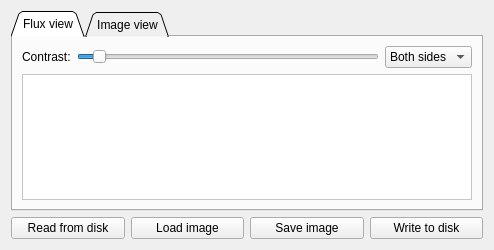
Old version of the form src/gui2/imager.ui in the repository davidgiven/fluxengine.
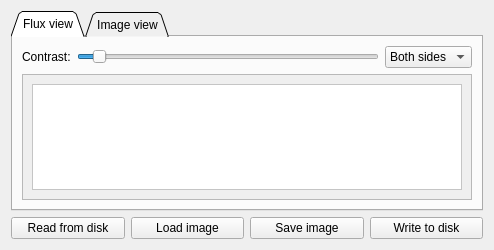
New version of the form. Icons and pictures are not drawn.

Commit message: Put the flux viewer in a scroll area.

```diff
--- a/src/gui2/imager.ui
+++ b/src/gui2/imager.ui
@@ -38,8 +38,8 @@
       <attribute name="title">
        <string>Flux view</string>
       </attribute>
-      <layout class="QFormLayout" name="formLayout">
-       <item row="0" column="0" colspan="2">
+      <layout class="QVBoxLayout" name="verticalLayout_3">
+       <item>
         <layout class="QHBoxLayout" name="horizontalLayout_4" stretch="0,0,0">
          <item>
           <widget class="QLabel" name="label_4">
@@ -94,7 +94,28 @@
          </item>
         </layout>
        </item>
-       <item row="1" column="0" colspan="2">
+       <item>
+        <widget class="QScrollArea" name="scrollArea">
+         <property name="widgetResizable">
+          <bool>true</bool>
+         </property>
+         <widget class="QWidget" name="scrollAreaWidgetContents">
+          <property name="geometry">
+           <rect>
+            <x>0</x>
+            <y>0</y>
+            <width>460</width>
+            <height>109</height>
+           </rect>
+          </property>
+          <property name="sizePolicy">
+           <sizepolicy hsizetype="Expanding" vsizetype="Expanding">
+            <horstretch>0</horstretch>
+            <verstretch>0</verstretch>
+           </sizepolicy>
+          </property>
+          <layout class="QVBoxLayout" name="verticalLayout_2">
+           <item>
         <widget class="QFrame" name="fluxViewContainer">
          <property name="sizePolicy">
           <sizepolicy hsizetype="Expanding" vsizetype="Expanding">
@@ -115,6 +136,10 @@
           <enum>QFrame::Shadow::Sunken</enum>
          </property>
          <layout class="QVBoxLayout" name="verticalLayout_12"/>
+            </widget>
+           </item>
+          </layout>
+         </widget>
         </widget>
        </item>
       </layout>
```
Lines whose indentation alone changed are shown as unchanged. The commit also changes 1 other file.
